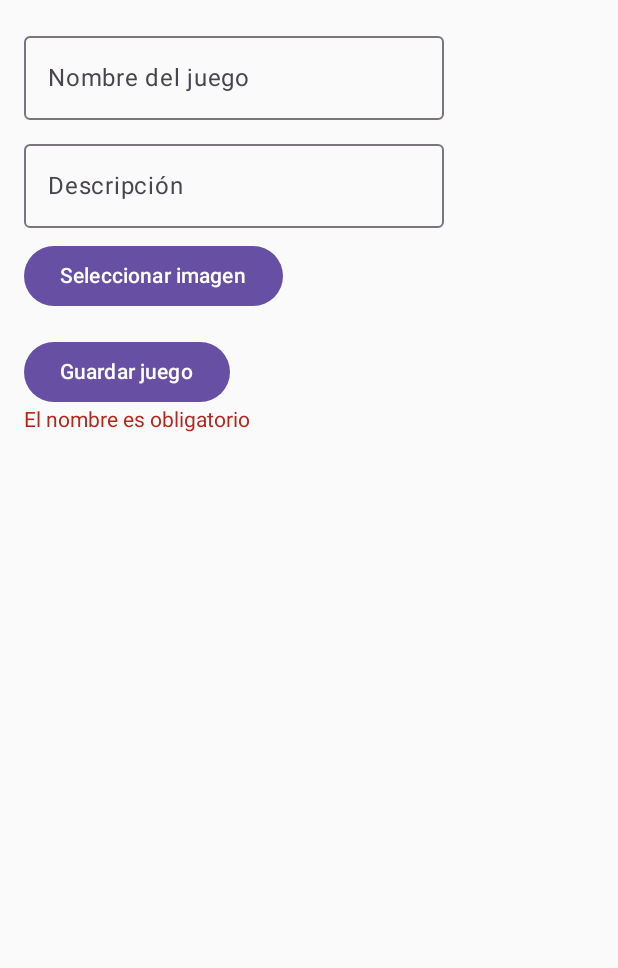
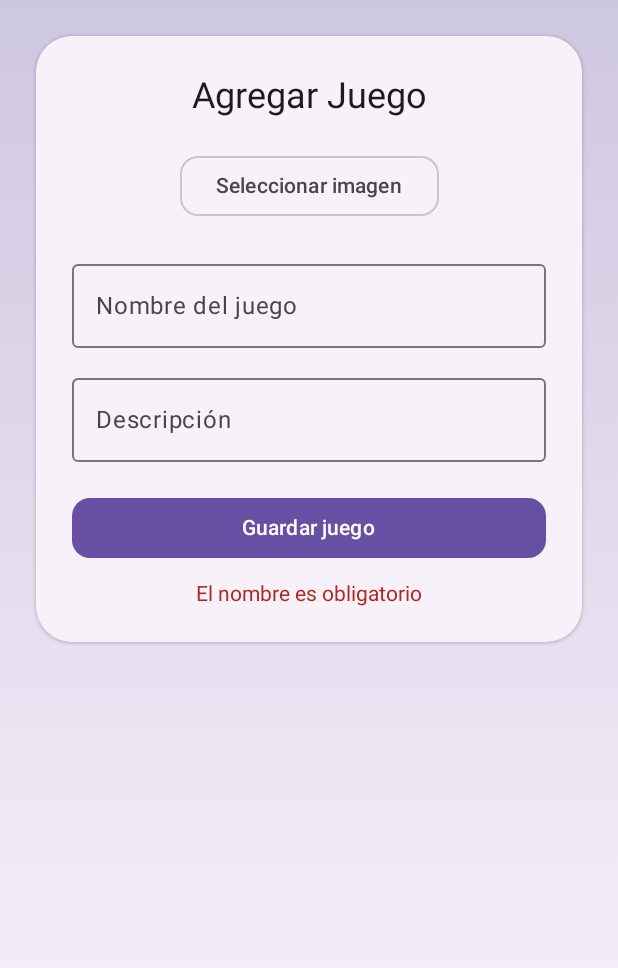
Before and after one commit to psmaicol/gamehub, an Android app built with Jetpack Compose: the AddGameScreen screen opened through its navigation route, after a tap on "Guardar juego", on a phone screen of 412 x 824 dp. Shown: the top 968 px of the screen. Run offline under Robolectric (Android 15) with nearby library versions, the phone set to English and light mode, and no system bars; our stand-ins replace Room's generated code; pictures from the network do not load.

Commit message:
se mejora el addgame

```diff
--- a/app/src/main/java/com/example/gamehub/ui/theme/AddGameScreen.kt
+++ b/app/src/main/java/com/example/gamehub/ui/theme/AddGameScreen.kt
@@ -1,41 +1,136 @@
 package com.example.gamehub.ui.theme
+
 import android.net.Uri
 import androidx.activity.compose.rememberLauncherForActivityResult
 import androidx.activity.result.contract.ActivityResultContracts
+import androidx.compose.foundation.background
 import androidx.compose.foundation.layout.*
+import androidx.compose.foundation.shape.CircleShape
+import androidx.compose.foundation.shape.RoundedCornerShape
 import androidx.compose.material3.*
 import androidx.compose.runtime.*
 import androidx.compose.runtime.saveable.rememberSaveable
+import androidx.compose.ui.Alignment
 import androidx.compose.ui.Modifier
+import androidx.compose.ui.draw.clip
+import androidx.compose.ui.graphics.Brush
+import androidx.compose.ui.graphics.Color
 import androidx.compose.ui.unit.dp
 import androidx.navigation.NavController
+import coil.compose.AsyncImage
 import com.example.gamehub.viewmodel.AppViewModel
 
+@OptIn(ExperimentalMaterial3Api::class)
 @Composable
 fun AddGameScreen(navController: NavController, viewModel: AppViewModel) {
+
     var name by rememberSaveable { mutableStateOf("") }
     var desc by rememberSaveable { mutableStateOf("") }
     var imageUri by rememberSaveable { mutableStateOf<Uri?>(null) }
     var error by remember { mutableStateOf<String?>(null) }
 
-    val launcher = rememberLauncherForActivityResult(ActivityResultContracts.GetContent()) { uri -> if (uri != null) imageUri = uri }
+    val launcher = rememberLauncherForActivityResult(
+        ActivityResultContracts.GetContent()
+    ) { uri ->
+        if (uri != null) imageUri = uri
+    }
 
-    Column(modifier = Modifier
-        .fillMaxSize()
-        .padding(16.dp)) {
+    // Fondo con gradiente suave
+    val gradient = Brush.verticalGradient(
+        listOf(
+            MaterialTheme.colorScheme.primary.copy(alpha = 0.30f),
+            MaterialTheme.colorScheme.background
+        )
+    )
 
-        OutlinedTextField(value = name, onValueChange = { name = it }, label = { Text("Nombre del juego") }, singleLine = true)
-        Spacer(modifier = Modifier.height(8.dp))
-        OutlinedTextField(value = desc, onValueChange = { desc = it }, label = { Text("Descripción") })
-        Spacer(modifier = Modifier.height(8.dp))
-        Button(onClick = { launcher.launch("image/*") }) { Text("Seleccionar imagen") }
-        Spacer(modifier = Modifier.height(16.dp))
-        Button(onClick = {
-            if (name.isBlank()) { error = "El nombre es obligatorio"; return@Button }
-            viewModel.addGame(name, desc, imageUri)
-            navController.popBackStack()
-        }) { Text("Guardar juego") }
+    Box(
+        modifier = Modifier
+            .fillMaxSize()
+            .background(gradient),
+        contentAlignment = Alignment.TopCenter
+    ) {
 
-        error?.let { Text(it, color = MaterialTheme.colorScheme.error) }
+        ElevatedCard(
+            modifier = Modifier
+                .padding(24.dp)
+                .fillMaxWidth(),
+            shape = RoundedCornerShape(24.dp)
+        ) {
+
+            Column(
+                modifier = Modifier
+                    .padding(24.dp),
+                horizontalAlignment = Alignment.CenterHorizontally
+            ) {
+
+                Text(
+                    "Agregar Juego",
+                    style = MaterialTheme.typography.headlineSmall
+                )
+
+                Spacer(modifier = Modifier.height(20.dp))
+
+                // Imagen seleccionada (previsualización)
+                if (imageUri != null) {
+                    AsyncImage(
+                        model = imageUri,
+                        contentDescription = null,
+                        modifier = Modifier
+                            .size(140.dp)
+                            .clip(RoundedCornerShape(16.dp))
+                    )
+                    Spacer(modifier = Modifier.height(16.dp))
+                }
+
+                // Botón para seleccionar imagen
+                OutlinedButton(
+                    onClick = { launcher.launch("image/*") },
+                    shape = RoundedCornerShape(12.dp)
+                ) {
+                    Text("Seleccionar imagen")
+                }
+
+                Spacer(modifier = Modifier.height(20.dp))
+
+                OutlinedTextField(
+                    value = name,
+                    onValueChange = { name = it },
+                    label = { Text("Nombre del juego") },
+                    singleLine = true,
+                    modifier = Modifier.fillMaxWidth()
+                )
+
+                Spacer(modifier = Modifier.height(12.dp))
+
+                OutlinedTextField(
+                    value = desc,
+                    onValueChange = { desc = it },
+                    label = { Text("Descripción") },
+                    modifier = Modifier.fillMaxWidth()
+                )
+
+                Spacer(modifier = Modifier.height(20.dp))
+
+                Button(
+                    onClick = {
+                        if (name.isBlank()) {
+                            error = "El nombre es obligatorio"
+                            return@Button
+                        }
+                        viewModel.addGame(name, desc, imageUri)
+                        navController.popBackStack()
+                    },
+                    modifier = Modifier.fillMaxWidth(),
+                    shape = RoundedCornerShape(12.dp)
+                ) {
+                    Text("Guardar juego")
+                }
+
+                error?.let {
+                    Spacer(modifier = Modifier.height(12.dp))
+                    Text(it, color = MaterialTheme.colorScheme.error)
+                }
+            }
+        }
     }
 }
```
